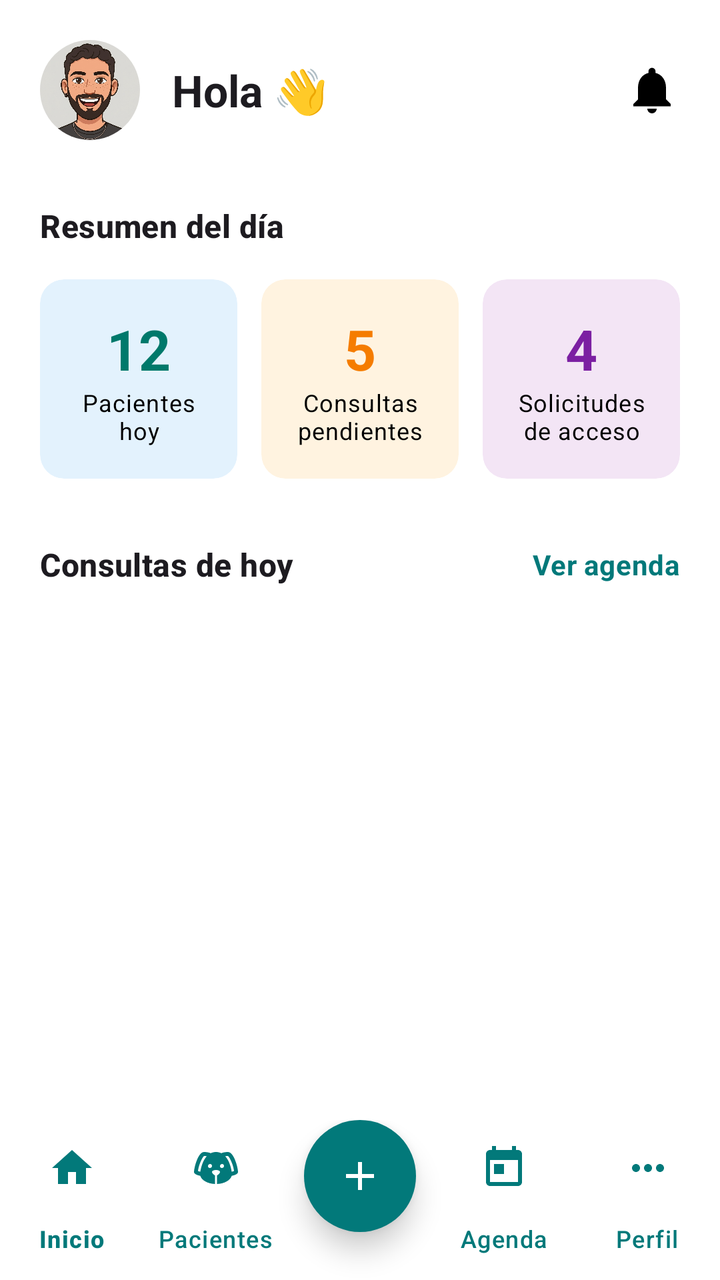
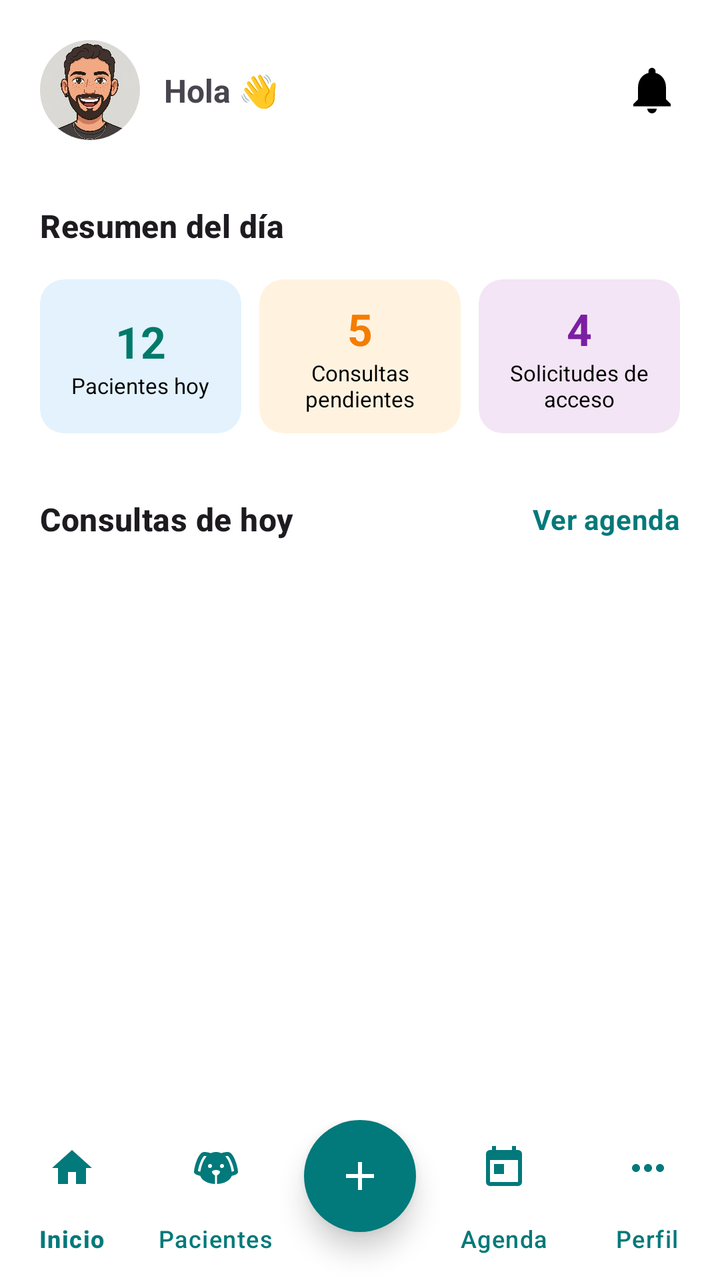

Before-and-after screenshots of an Android layout around one commit, followed by the original layout XML and the change that was made.
<!-- AndroidManifest.xml: application theme Theme.PetCare -->
<!-- res/layout/home_veterinario.xml -->
<?xml version="1.0" encoding="utf-8"?>
<androidx.constraintlayout.widget.ConstraintLayout xmlns:android="http://schemas.android.com/apk/res/android"
    xmlns:app="http://schemas.android.com/apk/res-auto"
    xmlns:tools="http://schemas.android.com/tools"
    android:layout_width="match_parent"
    android:layout_height="match_parent"
    android:background="@color/white">

    <androidx.core.widget.NestedScrollView
        android:layout_width="match_parent"
        android:layout_height="0dp"
        android:fillViewport="true"
        app:layout_constraintBottom_toTopOf="@id/bottomNavContainer"
        app:layout_constraintTop_toTopOf="parent">

        <androidx.constraintlayout.widget.ConstraintLayout
            android:layout_width="match_parent"
            android:layout_height="wrap_content"
            android:paddingHorizontal="20dp"
            android:paddingTop="20dp">

            
            <androidx.cardview.widget.CardView
                android:id="@+id/cvVetProfile"
                android:layout_width="50dp"
                android:layout_height="50dp"
                app:cardCornerRadius="25dp"
                app:cardElevation="0dp"
                app:layout_constraintStart_toStartOf="parent"
                app:layout_constraintTop_toTopOf="parent">
                <ImageView
                    android:layout_width="match_parent"
                    android:layout_height="match_parent"
                    android:scaleType="centerCrop"
                    android:src="@drawable/juani" />
            </androidx.cardview.widget.CardView>

            <TextView
                android:id="@+id/tvGreeting"
                android:layout_width="0dp"
                android:layout_height="wrap_content"
                android:layout_marginStart="16dp"
                android:text="Hola 👋"
                android:textAppearance="@style/TextAppearance.Material3.TitleLarge"
                android:textStyle="bold"
                app:layout_constraintBottom_toBottomOf="@id/cvVetProfile"
                app:layout_constraintEnd_toStartOf="@id/ivNotifications"
                app:layout_constraintStart_toEndOf="@id/cvVetProfile"
                app:layout_constraintTop_toTopOf="@id/cvVetProfile" />

            <ImageView
                android:id="@+id/ivNotifications"
                android:layout_width="28dp"
                android:layout_height="28dp"
                android:src="@drawable/ic_notifications"
                app:layout_constraintBottom_toBottomOf="@id/cvVetProfile"
                app:layout_constraintEnd_toEndOf="parent"
                app:layout_constraintTop_toTopOf="@id/cvVetProfile"
                app:tint="@color/black" />

            
            <TextView
                android:id="@+id/tvSummaryTitle"
                android:layout_width="match_parent"
                android:layout_height="wrap_content"
                android:layout_marginTop="32dp"
                android:text="Resumen del día"
                android:textAppearance="@style/TextAppearance.Material3.TitleMedium"
                android:textStyle="bold"
                app:layout_constraintTop_toBottomOf="@id/cvVetProfile" />

            <LinearLayout
                android:id="@+id/llSummaryCards"
                android:layout_width="match_parent"
                android:layout_height="wrap_content"
                android:layout_marginTop="16dp"
                android:orientation="horizontal"
                app:layout_constraintTop_toBottomOf="@id/tvSummaryTitle">

                <com.google.android.material.card.MaterialCardView
                    android:layout_width="0dp"
                    android:layout_height="wrap_content"
                    android:layout_weight="1"
                    android:layout_marginEnd="8dp"
                    app:cardBackgroundColor="@color/icon_blue_bg"
                    app:cardCornerRadius="12dp"
                    app:strokeWidth="0dp">
                    <LinearLayout
                        android:layout_width="match_parent"
                        android:layout_height="wrap_content"
                        android:gravity="center"
                        android:orientation="vertical"
                        android:padding="16dp">
                        <TextView
                            android:layout_width="wrap_content"
                            android:layout_height="wrap_content"
                            android:id="@+id/tvPacientesHoy"
                            android:text="12"
                            android:textAppearance="@style/TextAppearance.Material3.HeadlineMedium"
                            android:textColor="#00796B"
                            android:textStyle="bold" />
                        <TextView
                            android:layout_width="wrap_content"
                            android:layout_height="wrap_content"
                            android:gravity="center"
                            android:text="Pacientes hoy"
                            android:textAppearance="@style/TextAppearance.Material3.BodySmall"
                            android:textColor="@color/black" />
                    </LinearLayout>
                </com.google.android.material.card.MaterialCardView>

                <com.google.android.material.card.MaterialCardView
                    android:layout_width="0dp"
                    android:layout_height="wrap_content"
                    android:layout_weight="1"
                    android:layout_marginHorizontal="4dp"
                    app:cardBackgroundColor="@color/icon_orange_bg"
                    app:cardCornerRadius="12dp"
                    app:strokeWidth="0dp">
                    <LinearLayout
                        android:layout_width="match_parent"
                        android:layout_height="wrap_content"
                        android:gravity="center"
                        android:orientation="vertical"
                        android:padding="16dp">
                        <TextView
                            android:layout_width="wrap_content"
                            android:layout_height="wrap_content"
                            android:id="@+id/tvConsultasPendientes"
                            android:text="5"
                            android:textAppearance="@style/TextAppearance.Material3.HeadlineMedium"
                            android:textColor="#F57C00"
                            android:textStyle="bold" />
                        <TextView
                            android:layout_width="wrap_content"
                            android:layout_height="wrap_content"
                            android:gravity="center"
                            android:text="Consultas pendientes"
                            android:textAppearance="@style/TextAppearance.Material3.BodySmall"
                            android:textColor="@color/black" />
                    </LinearLayout>
                </com.google.android.material.card.MaterialCardView>

                <com.google.android.material.card.MaterialCardView
                    android:layout_width="0dp"
                    android:layout_height="wrap_content"
                    android:layout_weight="1"
                    android:layout_marginStart="8dp"
                    app:cardBackgroundColor="@color/icon_purple_bg"
                    app:cardCornerRadius="12dp"
                    app:strokeWidth="0dp">
                    <LinearLayout
                        android:layout_width="match_parent"
                        android:layout_height="wrap_content"
                        android:gravity="center"
                        android:orientation="vertical"
                        android:padding="16dp">
                        <TextView
                            android:layout_width="wrap_content"
                            android:layout_height="wrap_content"
                            android:id="@+id/tvSolicitudesCount"
                            android:text="4"
                            android:textAppearance="@style/TextAppearance.Material3.HeadlineMedium"
                            android:textColor="#7B1FA2"
                            android:textStyle="bold" />
                        <TextView
                            android:layout_width="wrap_content"
                            android:layout_height="wrap_content"
                            android:gravity="center"
                            android:text="Solicitudes de acceso"
                            android:textAppearance="@style/TextAppearance.Material3.BodySmall"
                            android:textColor="@color/black" />
                    </LinearLayout>
                </com.google.android.material.card.MaterialCardView>

            </LinearLayout>

            
            <LinearLayout
                android:id="@+id/llConsultasHeader"
                android:layout_width="match_parent"
                android:layout_height="wrap_content"
                android:layout_marginTop="32dp"
                android:gravity="center_vertical"
                android:orientation="horizontal"
                app:layout_constraintTop_toBottomOf="@id/llSummaryCards">
                <TextView
                    android:layout_width="0dp"
                    android:layout_height="wrap_content"
                    android:layout_weight="1"
                    android:text="Consultas de hoy"
                    android:textAppearance="@style/TextAppearance.Material3.TitleMedium"
                    android:textStyle="bold" />
                <TextView
                    android:id="@+id/tvVerAgenda"
                    android:layout_width="wrap_content"
                    android:layout_height="wrap_content"
                    android:background="?attr/selectableItemBackground"
                    android:text="Ver agenda"
                    android:textAppearance="@style/TextAppearance.Material3.BodyMedium"
                    android:textColor="@color/primary_teal"
                    android:textStyle="bold" />
            </LinearLayout>

            <androidx.recyclerview.widget.RecyclerView
                android:id="@+id/rvConsultas"
                android:layout_width="match_parent"
                android:layout_height="wrap_content"
                android:layout_marginTop="8dp"
                app:layoutManager="androidx.recyclerview.widget.LinearLayoutManager"
                app:layout_constraintTop_toBottomOf="@id/llConsultasHeader"
                tools:listitem="@layout/item_home_vet" />

        </androidx.constraintlayout.widget.ConstraintLayout>
    </androidx.core.widget.NestedScrollView>

    
    <androidx.constraintlayout.widget.ConstraintLayout
        android:id="@+id/bottomNavContainer"
        android:layout_width="match_parent"
        android:layout_height="wrap_content"
        app:layout_constraintBottom_toBottomOf="parent">

        <com.google.android.material.bottomnavigation.BottomNavigationView
            android:id="@+id/bottomNavigation"
            android:layout_width="match_parent"
            android:layout_height="wrap_content"
            android:background="@color/white"
            app:labelVisibilityMode="labeled"
            app:layout_constraintBottom_toBottomOf="parent"
            app:menu="@menu/bottom_nav_menu_vet"
            app:itemIconTint="@color/primary_teal"
            app:itemTextColor="@color/primary_teal" />

        <com.google.android.material.floatingactionbutton.FloatingActionButton
            android:id="@+id/fabCenter"
            android:layout_width="wrap_content"
            android:layout_height="wrap_content"
            android:layout_marginBottom="24dp"
            android:backgroundTint="@color/primary_teal"
            android:src="@drawable/ic_plus"
            app:layout_constraintBottom_toBottomOf="parent"
            app:layout_constraintEnd_toEndOf="parent"
            app:layout_constraintStart_toStartOf="parent"
            app:tint="@color/white"
            app:shapeAppearanceOverlay="@style/CircleImage"
            app:elevation="8dp"/>

    </androidx.constraintlayout.widget.ConstraintLayout>

</androidx.constraintlayout.widget.ConstraintLayout>
<!-- res/layout/item_home_vet.xml (included above) -->
<?xml version="1.0" encoding="utf-8"?>
<androidx.constraintlayout.widget.ConstraintLayout xmlns:android="http://schemas.android.com/apk/res/android"
    xmlns:app="http://schemas.android.com/apk/res-auto"
    xmlns:tools="http://schemas.android.com/tools"
    android:layout_width="match_parent"
    android:layout_height="wrap_content"
    android:paddingVertical="12dp"
    android:background="?attr/selectableItemBackground">

    <TextView
        android:id="@+id/tvTime"
        android:layout_width="60dp"
        android:layout_height="wrap_content"
        android:text="10:00"
        android:textAppearance="@style/TextAppearance.Material3.TitleMedium"
        android:textStyle="bold"
        android:gravity="center"
        app:layout_constraintBottom_toBottomOf="parent"
        app:layout_constraintStart_toStartOf="parent"
        app:layout_constraintTop_toTopOf="parent" />

    <androidx.cardview.widget.CardView
        android:id="@+id/cvProfile"
        android:layout_width="40dp"
        android:layout_height="40dp"
        android:visibility="gone"
        app:cardCornerRadius="20dp"
        app:cardElevation="0dp"
        app:layout_constraintBottom_toBottomOf="parent"
        app:layout_constraintStart_toStartOf="parent"
        app:layout_constraintTop_toTopOf="parent">
        <ImageView
            android:id="@+id/ivProfile"
            android:layout_width="match_parent"
            android:layout_height="match_parent"
            android:scaleType="centerCrop"
            android:src="@drawable/juani" />
    </androidx.cardview.widget.CardView>

    <androidx.constraintlayout.widget.Barrier
        android:id="@+id/barrierLeadingIcon"
        android:layout_width="wrap_content"
        android:layout_height="wrap_content"
        app:barrierDirection="end"
        app:constraint_referenced_ids="tvTime,cvProfile" />

    <LinearLayout
        android:id="@+id/llTextContainer"
        android:layout_width="0dp"
        android:layout_height="wrap_content"
        android:layout_marginStart="16dp"
        android:orientation="vertical"
        app:layout_constraintBottom_toBottomOf="parent"
        app:layout_constraintEnd_toStartOf="@id/ivChevron"
        app:layout_constraintStart_toEndOf="@id/barrierLeadingIcon"
        app:layout_constraintTop_toTopOf="parent">

        <TextView
            android:id="@+id/tvTitle"
            android:layout_width="match_parent"
            android:layout_height="wrap_content"
            android:text="Max"
            android:textAppearance="@style/TextAppearance.Material3.TitleMedium"
            android:textStyle="bold" />

        <TextView
            android:id="@+id/tvSubtitle"
            android:layout_width="match_parent"
            android:layout_height="wrap_content"
            android:text="Vacuna anual"
            android:textAppearance="@style/TextAppearance.Material3.BodyMedium"
            android:textColor="@color/text_gray" />

        <TextView
            android:id="@+id/tvDescription"
            android:layout_width="match_parent"
            android:layout_height="wrap_content"
            android:text="Hace 1 hora"
            android:visibility="gone"
            android:textAppearance="@style/TextAppearance.Material3.BodySmall"
            android:textColor="@color/text_gray" />

    </LinearLayout>

    <ImageView
        android:id="@+id/ivChevron"
        android:layout_width="24dp"
        android:layout_height="24dp"
        android:src="@drawable/ic_chevron_right"
        app:layout_constraintBottom_toBottomOf="parent"
        app:layout_constraintEnd_toEndOf="parent"
        app:layout_constraintTop_toTopOf="parent"
        app:tint="@color/text_gray" />

    <View
        android:layout_width="match_parent"
        android:layout_height="1dp"
        android:background="@color/divider_light"
        app:layout_constraintBottom_toBottomOf="parent"
        android:layout_marginStart="60dp"/>

</androidx.constraintlayout.widget.ConstraintLayout>
<!-- resources referenced by this layout -->
<resources>
  <color name="black">#FF000000</color>
  <color name="divider_light">#F0F0F0</color>
  <color name="icon_blue_bg">#E3F2FD</color>
  <color name="icon_orange_bg">#FFF3E0</color>
  <color name="icon_purple_bg">#F3E5F5</color>
  <color name="primary_teal">#02797A</color>
  <color name="text_gray">#808080</color>
  <color name="white">#FFFFFFFF</color>
  <!-- drawable ic_chevron_right (drawable) -->
  <?xml version="1.0" encoding="utf-8"?>
  <vector xmlns:android="http://schemas.android.com/apk/res/android"
      android:width="24dp"
      android:height="24dp"
      android:viewportWidth="24"
      android:viewportHeight="24">
      <path
          android:fillColor="#FF000000"
          android:pathData="M8.59,16.59L13.17,12L8.59,7.41L10,6L16,12L10,18L8.59,16.59Z" />
  </vector>
  <!-- drawable ic_notifications (drawable) -->
  <?xml version="1.0" encoding="utf-8"?>
  <vector xmlns:android="http://schemas.android.com/apk/res/android"
      android:width="24dp"
      android:height="24dp"
      android:viewportWidth="24"
      android:viewportHeight="24">
      <path
          android:fillColor="#FF000000"
          android:pathData="M12,22c1.1,0 2,-0.9 2,-2h-4c0,1.1 0.89,2 2,2zM18,16v-5c0,-3.07 -1.63,-5.64 -4.5,-6.32V4c0,-0.83 -0.67,-1.5 -1.5,-1.5s-1.5,0.67 -1.5,1.5v0.68C7.64,5.36 6,7.92 6,11v5l-2,2v1h16v-1l-2,-2z" />
  </vector>
  <!-- drawable ic_plus (drawable) -->
  <?xml version="1.0" encoding="utf-8"?>
  <vector xmlns:android="http://schemas.android.com/apk/res/android"
      android:width="24dp"
      android:height="24dp"
      android:viewportWidth="24"
      android:viewportHeight="24">
      <path
          android:fillColor="#FF000000"
          android:pathData="M19,13h-6v6h-2v-6H5v-2h6V5h2v6h6v2z" />
  </vector>
  <!-- drawable juani: png bitmap (drawable-nodpi, 647349 bytes) -->
  <style name="CircleImage" parent="">
          <item name="cornerSize">50%</item>
      </style>
  <style name="Theme.PetCare" parent="Base.Theme.PetCare" />
  <style name="Base.Theme.PetCare" parent="Theme.Material3.DayNight.NoActionBar">
          
          
      </style>
</resources>

<!-- the commit's change to res/layout/home_veterinario.xml (unified diff, before → after) -->
@@ -39,10 +39,13 @@
                 android:id="@+id/tvGreeting"
                 android:layout_width="0dp"
                 android:layout_height="wrap_content"
-                android:layout_marginStart="16dp"
+                android:layout_marginStart="12dp"
+                android:layout_marginEnd="8dp"
                 android:text="Hola 👋"
-                android:textAppearance="@style/TextAppearance.Material3.TitleLarge"
+                android:textSize="16sp"
                 android:textStyle="bold"
+                android:maxLines="1"
+                android:ellipsize="end"
                 app:layout_constraintBottom_toBottomOf="@id/cvVetProfile"
                 app:layout_constraintEnd_toStartOf="@id/ivNotifications"
                 app:layout_constraintStart_toEndOf="@id/cvVetProfile"
@@ -79,96 +82,99 @@
 
                 <com.google.android.material.card.MaterialCardView
                     android:layout_width="0dp"
-                    android:layout_height="wrap_content"
+                    android:layout_height="match_parent"
                     android:layout_weight="1"
-                    android:layout_marginEnd="8dp"
+                    android:layout_marginEnd="6dp"
                     app:cardBackgroundColor="@color/icon_blue_bg"
                     app:cardCornerRadius="12dp"
                     app:strokeWidth="0dp">
                     <LinearLayout
                         android:layout_width="match_parent"
-                        android:layout_height="wrap_content"
+                        android:layout_height="match_parent"
                         android:gravity="center"
                         android:orientation="vertical"
-                        android:padding="16dp">
+                        android:padding="10dp">
                         <TextView
                             android:layout_width="wrap_content"
                             android:layout_height="wrap_content"
                             android:id="@+id/tvPacientesHoy"
                             android:text="12"
-                            android:textAppearance="@style/TextAppearance.Material3.HeadlineMedium"
+                            android:textAppearance="@style/TextAppearance.Material3.TitleLarge"
                             android:textColor="#00796B"
                             android:textStyle="bold" />
                         <TextView
                             android:layout_width="wrap_content"
                             android:layout_height="wrap_content"
                             android:gravity="center"
+                            android:textAlignment="center"
                             android:text="Pacientes hoy"
-                            android:textAppearance="@style/TextAppearance.Material3.BodySmall"
+                            android:textSize="11sp"
                             android:textColor="@color/black" />
                     </LinearLayout>
                 </com.google.android.material.card.MaterialCardView>
 
                 <com.google.android.material.card.MaterialCardView
                     android:layout_width="0dp"
-                    android:layout_height="wrap_content"
+                    android:layout_height="match_parent"
                     android:layout_weight="1"
-                    android:layout_marginHorizontal="4dp"
+                    android:layout_marginHorizontal="3dp"
                     app:cardBackgroundColor="@color/icon_orange_bg"
                     app:cardCornerRadius="12dp"
                     app:strokeWidth="0dp">
                     <LinearLayout
                         android:layout_width="match_parent"
-                        android:layout_height="wrap_content"
+                        android:layout_height="match_parent"
                         android:gravity="center"
                         android:orientation="vertical"
-                        android:padding="16dp">
+                        android:padding="10dp">
                         <TextView
                             android:layout_width="wrap_content"
                             android:layout_height="wrap_content"
                             android:id="@+id/tvConsultasPendientes"
                             android:text="5"
-                            android:textAppearance="@style/TextAppearance.Material3.HeadlineMedium"
+                            android:textAppearance="@style/TextAppearance.Material3.TitleLarge"
                             android:textColor="#F57C00"
                             android:textStyle="bold" />
                         <TextView
                             android:layout_width="wrap_content"
                             android:layout_height="wrap_content"
                             android:gravity="center"
+                            android:textAlignment="center"
                             android:text="Consultas pendientes"
-                            android:textAppearance="@style/TextAppearance.Material3.BodySmall"
+                            android:textSize="11sp"
                             android:textColor="@color/black" />
                     </LinearLayout>
                 </com.google.android.material.card.MaterialCardView>
 
                 <com.google.android.material.card.MaterialCardView
                     android:layout_width="0dp"
-                    android:layout_height="wrap_content"
+                    android:layout_height="match_parent"
                     android:layout_weight="1"
-                    android:layout_marginStart="8dp"
+                    android:layout_marginStart="6dp"
                     app:cardBackgroundColor="@color/icon_purple_bg"
                     app:cardCornerRadius="12dp"
                     app:strokeWidth="0dp">
                     <LinearLayout
                         android:layout_width="match_parent"
-                        android:layout_height="wrap_content"
+                        android:layout_height="match_parent"
                         android:gravity="center"
                         android:orientation="vertical"
-                        android:padding="16dp">
+                        android:padding="10dp">
                         <TextView
                             android:layout_width="wrap_content"
                             android:layout_height="wrap_content"
                             android:id="@+id/tvSolicitudesCount"
                             android:text="4"
-                            android:textAppearance="@style/TextAppearance.Material3.HeadlineMedium"
+                            android:textAppearance="@style/TextAppearance.Material3.TitleLarge"
                             android:textColor="#7B1FA2"
                             android:textStyle="bold" />
                         <TextView
                             android:layout_width="wrap_content"
                             android:layout_height="wrap_content"
                             android:gravity="center"
+                            android:textAlignment="center"
                             android:text="Solicitudes de acceso"
-                            android:textAppearance="@style/TextAppearance.Material3.BodySmall"
+                            android:textSize="11sp"
                             android:textColor="@color/black" />
                     </LinearLayout>
                 </com.google.android.material.card.MaterialCardView>
